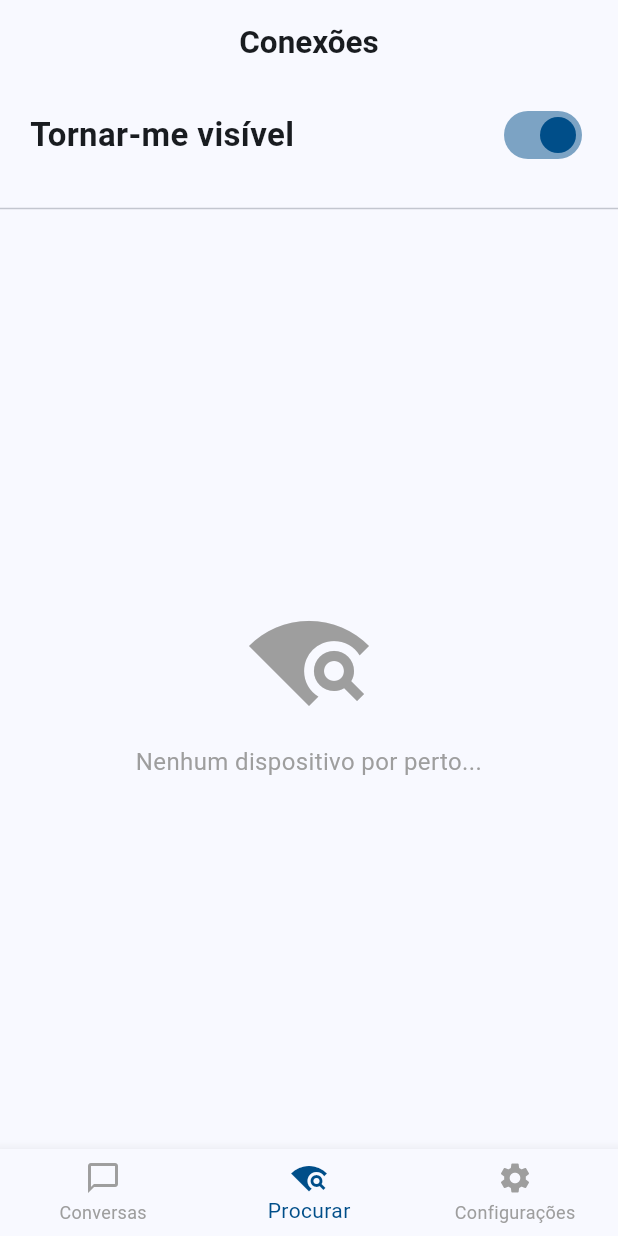
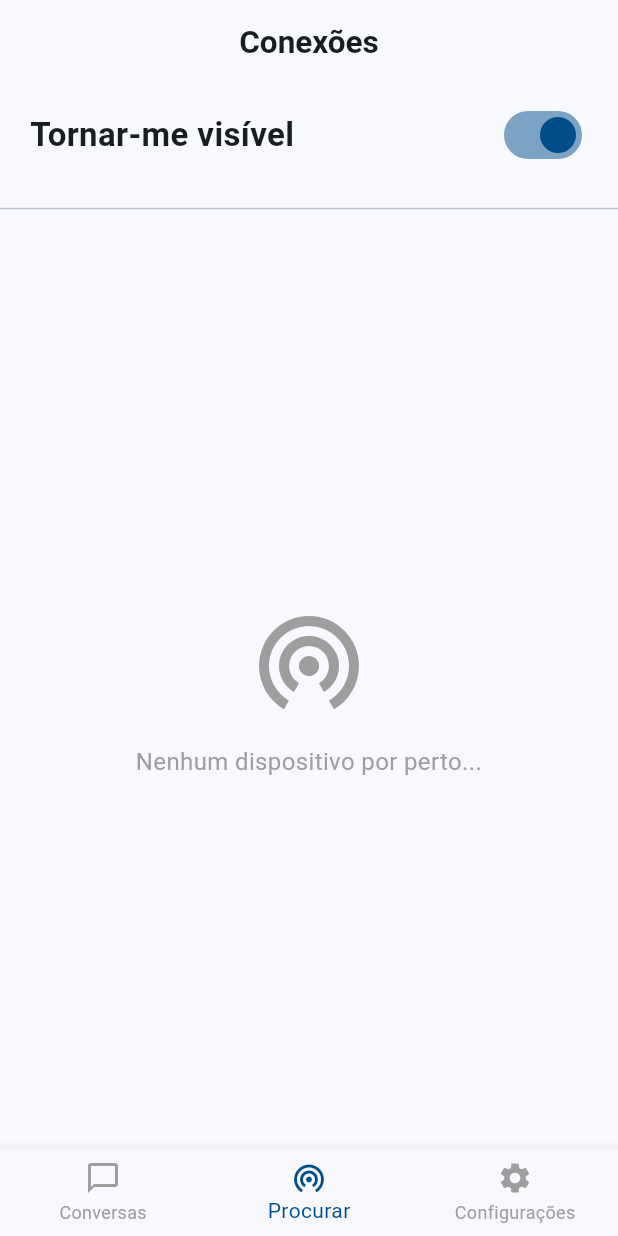
Before and after one commit to DaniellyBenicio/chat_comunicacao_proximidade, a Flutter app: the BottomNavBar screen opened directly, item 2 of the bottom bar chosen, on a phone screen of 412 x 824 dp. Run offline on Flutter 3.47's test engine with Material 3 defaults, Android fonts, the phone set to English and light mode, and no system bars; our stand-ins replace device_info_plus, google_fonts, permission_handler, shared_preferences, sqflite, sqflite_common; missing offline and left inert: nearby_connections; accounts and stored records are empty.

Commit message:
correção dos icones

```diff
--- a/lib/components/nav_bar.dart
+++ b/lib/components/nav_bar.dart
@@ -34,7 +34,7 @@ class _BottomNavBarState extends State<BottomNavBar> {
             label: 'Conversas',
           ),
           BottomNavigationBarItem(
-            icon: Icon(Icons.wifi_find),
+            icon: Icon(Icons.wifi_tethering),
             label: 'Procurar',
           ),
           BottomNavigationBarItem(
--- a/lib/views/search_devices.dart
+++ b/lib/views/search_devices.dart
@@ -76,7 +76,7 @@ class SearchDevices extends StatelessWidget {
                     child: Column(
                       mainAxisSize: MainAxisSize.min,
                       children: [
-                        Icon(Icons.wifi_find, size: 80, color: Colors.grey),
+                        Icon(Icons.wifi_tethering, size: 80, color: Colors.grey),
                         SizedBox(height: 16),
                         Text(
                           'Nenhum dispositivo por perto...',
@@ -123,8 +123,8 @@ class SearchDevices extends StatelessWidget {
                               : (conectando ? Colors.orange : Colors.blue),
                           child: Icon(
                             conectado
-                                ? Icons.wifi
-                                : (conectando ? Icons.sync : Icons.wifi_find),
+                                ? Icons.wifi_tethering
+                                : (conectando ? Icons.sync : Icons.wifi_tethering),
                             color: Colors.white,
                           ),
                         ),
```
